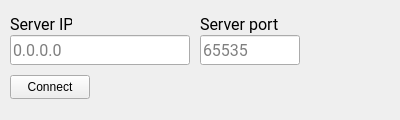
Old version of the form client/connectwindow.ui in the repository 23vbq/tv-managing-system.
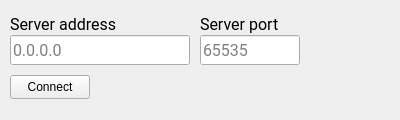
New version of the form.

Patch:
```diff
--- a/client/connectwindow.ui
+++ b/client/connectwindow.ui
@@ -2,9 +2,6 @@
 <ui version="4.0">
  <class>ConnectWindow</class>
  <widget class="QMainWindow" name="ConnectWindow">
-  <property name="enabled">
-   <bool>true</bool>
-  </property>
   <property name="geometry">
    <rect>
     <x>0</x>
@@ -34,7 +31,7 @@
      <rect>
       <x>10</x>
       <y>15</y>
-      <width>62</width>
+      <width>111</width>
       <height>19</height>
      </rect>
     </property>
@@ -45,7 +42,7 @@
      </font>
     </property>
     <property name="text">
-     <string>Server IP</string>
+     <string>Server address</string>
     </property>
     <property name="textFormat">
      <enum>Qt::AutoText</enum>
```
